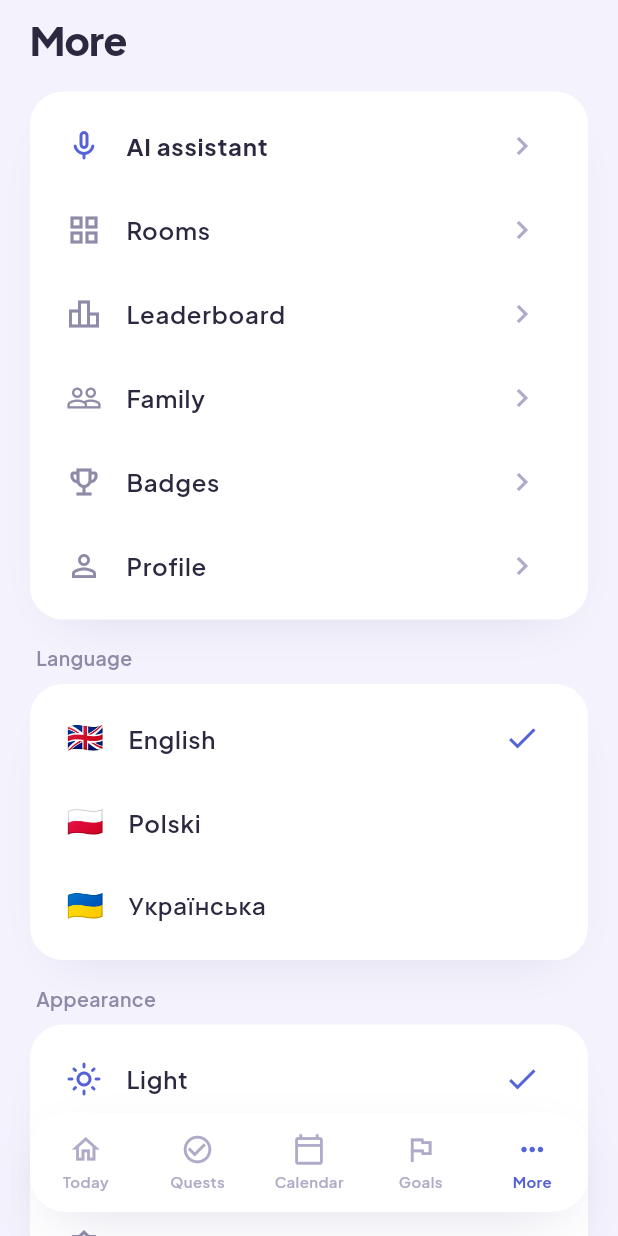
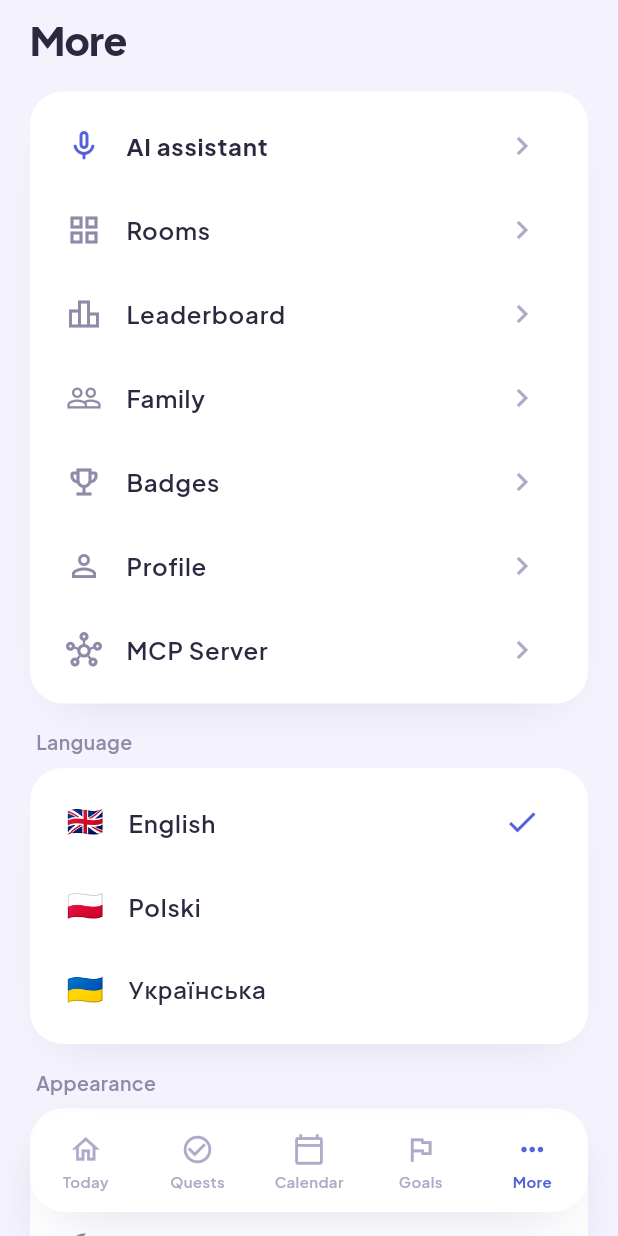
Before and after one commit to markiianhus885-eng/cleanhabit, a Flutter app: the AppShell screen opened directly, item 5 of the bottom bar chosen, on a phone screen of 412 x 824 dp. Run offline on Flutter 3.47's test engine with Material 3 defaults, Android fonts, the phone set to English and light mode, and no system bars; our stand-ins replace cookie_jar, dio, dio_cookie_manager, flutter_tts, google_fonts, google_sign_in and 3 more; accounts and stored records are empty; network calls fail.

Commit message:
Add MCP Server setup screen to app menu with copyable config

```diff
--- a/flutter_app/lib/l10n.dart
+++ b/flutter_app/lib/l10n.dart
@@ -273,6 +273,25 @@ class L10n {
     'b_night_owl_n': ['Night Owl', 'Nocna Sowa', 'Нічна сова'],
     'b_night_owl_d': ['A task after 22:00', 'Zadanie po 22:00', 'Завдання після 22:00'],
 
+    // mcp server
+    'nav_mcp': ['MCP Server', 'Serwer MCP', 'MCP сервер'],
+    'mcp_title': ['MCP Server setup', 'Konfiguracja serwera MCP', 'Налаштування MCP сервера'],
+    'mcp_desc': [
+      'Connect an AI assistant (like Claude) to your household. Fill in your email below, then copy the config and paste it into your assistant\'s MCP settings file.',
+      'Podłącz asystenta AI (np. Claude) do swojego gospodarstwa domowego. Wpisz swój e-mail poniżej, skopiuj konfigurację i wklej ją do pliku ustawień MCP swojego asystenta.',
+      'Підключіть AI-асистента (напр. Claude) до вашого домогосподарства. Введіть свою електронну пошту нижче, скопіюйте конфігурацію та вставте її у файл налаштувань MCP вашого асистента.'
+    ],
+    'mcp_email_label': ['Your email', 'Twój e-mail', 'Ваша електронна пошта'],
+    'mcp_email_ph': ['you@example.com', 'ty@przyklad.com', 'ty@example.com'],
+    'mcp_config_label': ['Config to copy', 'Konfiguracja do skopiowania', 'Конфігурація для копіювання'],
+    'mcp_copy_btn': ['Copy config', 'Kopiuj konfigurację', 'Копіювати конфігурацію'],
+    'mcp_copied': ['Config copied!', 'Skopiowano konfigurację!', 'Конфігурацію скопійовано!'],
+    'mcp_hint': [
+      'Replace "your_password" with your account password, then paste this into ~/.claude/claude_desktop_config.json or .mcp.json.',
+      'Zastąp "your_password" hasłem do swojego konta, a następnie wklej to do ~/.claude/claude_desktop_config.json lub .mcp.json.',
+      'Замініть "your_password" на пароль вашого облікового запису, а потім вставте це у ~/.claude/claude_desktop_config.json або .mcp.json.'
+    ],
+
     // profile
     'profile_title': ['Profile', 'Profil', 'Профіль'],
     'progress_next': ['Progress to next level', 'Postęp do następnego poziomu', 'Прогрес до наступного рівня'],
--- a/flutter_app/lib/screens/stub.dart
+++ b/flutter_app/lib/screens/stub.dart
@@ -12,6 +12,7 @@ import 'family.dart';
 import 'badges.dart';
 import 'profile.dart';
 import 'assistant.dart';
+import 'mcp_setup.dart';
 
 class MoreScreen extends StatelessWidget {
   const MoreScreen({super.key});
@@ -54,6 +55,8 @@ class MoreScreen extends StatelessWidget {
                   context.t('badges_title'), const BadgesScreen()),
               _nav(context, Icons.person_outline, context.t('profile_title'),
                   const ProfileScreen()),
+              _nav(context, Icons.hub_outlined, context.t('nav_mcp'),
+                  const McpSetupScreen()),
             ],
           ),
         ),
--- a/flutter_app/pubspec.yaml
+++ b/flutter_app/pubspec.yaml
@@ -16,7 +16,7 @@ publish_to: 'none' # Remove this line if you wish to publish to pub.dev
 # https://developer.apple.com/library/archive/documentation/General/Reference/InfoPlistKeyReference/Articles/CoreFoundationKeys.html
 # In Windows, build-name is used as the major, minor, and patch parts
 # of the product and file versions while build-number is used as the build suffix.
-version: 1.0.1+2
+version: 1.0.5+6
 
 environment:
   sdk: ^3.8.1
```
Also changed, not shown: flutter_app/lib/screens/mcp_setup.dart (added, +123 -0 lines).
